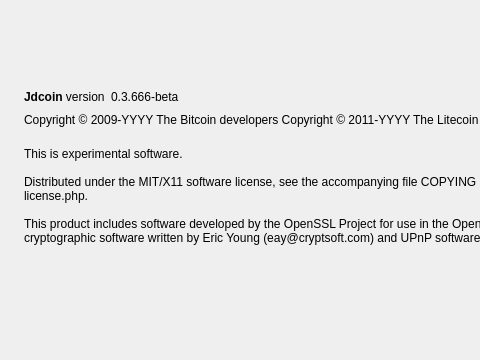
First picture: the form in src/qt/forms/aboutdialog.ui, repository kaykriz/jdcoin, before the edit; both pictures show x 0 to 480 and y 0 to 360 of the 747 by 360 pixel window.
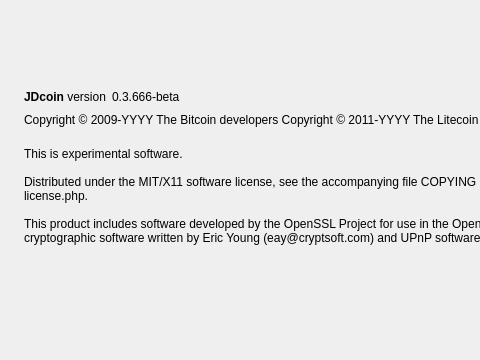
Second picture: the form after the edit. Icons and pictures are not drawn.

What changed in the file:
```diff
--- a/src/qt/forms/aboutdialog.ui
+++ b/src/qt/forms/aboutdialog.ui
@@ -50,7 +50,7 @@
           <cursorShape>IBeamCursor</cursorShape>
          </property>
          <property name="text">
-          <string>&lt;b&gt;Jdcoin&lt;/b&gt; version</string>
+          <string>&lt;b&gt;JDcoin&lt;/b&gt; version</string>
          </property>
          <property name="textInteractionFlags">
           <set>Qt::LinksAccessibleByMouse|Qt::TextSelectableByKeyboard|Qt::TextSelectableByMouse</set>
```
Left out of the diff: 2 changed lines with no effect on the pictures.
